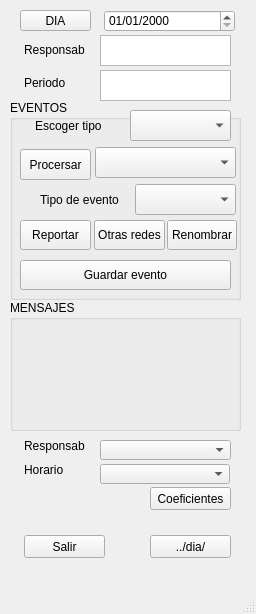
RedSismicaAustro/rsa_sismologia, file src/ui/Proceso.ui: the form before one commit.
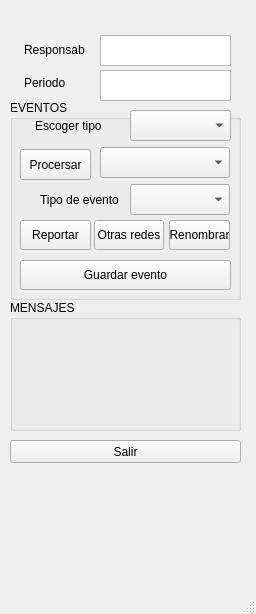
The form after the commit.

The edit to the form file:
```diff
--- a/src/ui/Proceso.ui
+++ b/src/ui/Proceso.ui
@@ -45,9 +45,9 @@
     <widget class="QComboBox" name="cmbx_eventos">
      <property name="geometry">
       <rect>
-       <x>85</x>
+       <x>90</x>
        <y>47</y>
-       <width>141</width>
+       <width>130</width>
        <height>31</height>
       </rect>
      </property>
@@ -55,9 +55,9 @@
     <widget class="QComboBox" name="Cmb_bx_tipo_evento">
      <property name="geometry">
       <rect>
-       <x>125</x>
+       <x>120</x>
        <y>84</y>
-       <width>101</width>
+       <width>100</width>
        <height>31</height>
       </rect>
      </property>
@@ -127,9 +127,9 @@
     <widget class="QPushButton" name="Btn_renombrar">
      <property name="geometry">
       <rect>
-       <x>157</x>
+       <x>159</x>
        <y>120</y>
-       <width>70</width>
+       <width>61</width>
        <height>30</height>
       </rect>
      </property>
@@ -142,7 +142,7 @@
       <rect>
        <x>84</x>
        <y>120</y>
-       <width>71</width>
+       <width>70</width>
        <height>30</height>
       </rect>
      </property>
@@ -151,25 +151,12 @@
      </property>
     </widget>
    </widget>
-   <widget class="QPushButton" name="btn_abrir">
-    <property name="geometry">
-     <rect>
-      <x>20</x>
-      <y>10</y>
-      <width>71</width>
-      <height>21</height>
-     </rect>
-    </property>
-    <property name="text">
-     <string>DIA</string>
-    </property>
-   </widget>
    <widget class="QPushButton" name="Btn_Salir">
     <property name="geometry">
      <rect>
-      <x>24</x>
-      <y>535</y>
-      <width>81</width>
+      <x>10</x>
+      <y>440</y>
+      <width>231</width>
       <height>23</height>
      </rect>
     </property>
@@ -177,38 +164,6 @@
      <string>Salir</string>
     </property>
    </widget>
-   <widget class="QDateEdit" name="dateEdit">
-    <property name="geometry">
-     <rect>
-      <x>104</x>
-      <y>10</y>
-      <width>131</width>
-      <height>22</height>
-     </rect>
-    </property>
-    <property name="showGroupSeparator" stdset="0">
-     <bool>false</bool>
-    </property>
-    <property name="displayFormat">
-     <string>dd/MM/yyyy</string>
-    </property>
-    <property name="calendarPopup">
-     <bool>false</bool>
-    </property>
-   </widget>
-   <widget class="QPushButton" name="Btn_drive">
-    <property name="geometry">
-     <rect>
-      <x>150</x>
-      <y>535</y>
-      <width>81</width>
-      <height>23</height>
-     </rect>
-    </property>
-    <property name="text">
-     <string>../dia/</string>
-    </property>
-   </widget>
    <widget class="QLabel" name="Lbl_directorio">
     <property name="enabled">
      <bool>true</bool>
@@ -340,65 +295,6 @@
      </rect>
     </property>
    </widget>
-   <widget class="QPushButton" name="Btn_coeficientes">
-    <property name="geometry">
-     <rect>
-      <x>150</x>
-      <y>487</y>
-      <width>81</width>
-      <height>23</height>
-     </rect>
-    </property>
-    <property name="text">
-     <string>Coeficientes</string>
-    </property>
-   </widget>
-   <widget class="QLabel" name="label_9">
-    <property name="geometry">
-     <rect>
-      <x>24</x>
-      <y>437</y>
-      <width>61</width>
-      <height>18</height>
-     </rect>
-    </property>
-    <property name="text">
-     <string>Responsable:</string>
-    </property>
-   </widget>
-   <widget class="QLabel" name="label_10">
-    <property name="geometry">
-     <rect>
-      <x>24</x>
-      <y>461</y>
-      <width>60</width>
-      <height>18</height>
-     </rect>
-    </property>
-    <property name="text">
-     <string>Horario</string>
-    </property>
-   </widget>
-   <widget class="QComboBox" name="cmbx_horario">
-    <property name="geometry">
-     <rect>
-      <x>100</x>
-      <y>464</y>
-      <width>130</width>
-      <height>20</height>
-     </rect>
-    </property>
-   </widget>
-   <widget class="QComboBox" name="cmbx_resp_1">
-    <property name="geometry">
-     <rect>
-      <x>100</x>
-      <y>440</y>
-      <width>131</width>
-      <height>20</height>
-     </rect>
-    </property>
-   </widget>
   </widget>
   <widget class="QMenuBar" name="menubar">
    <property name="geometry">
```
